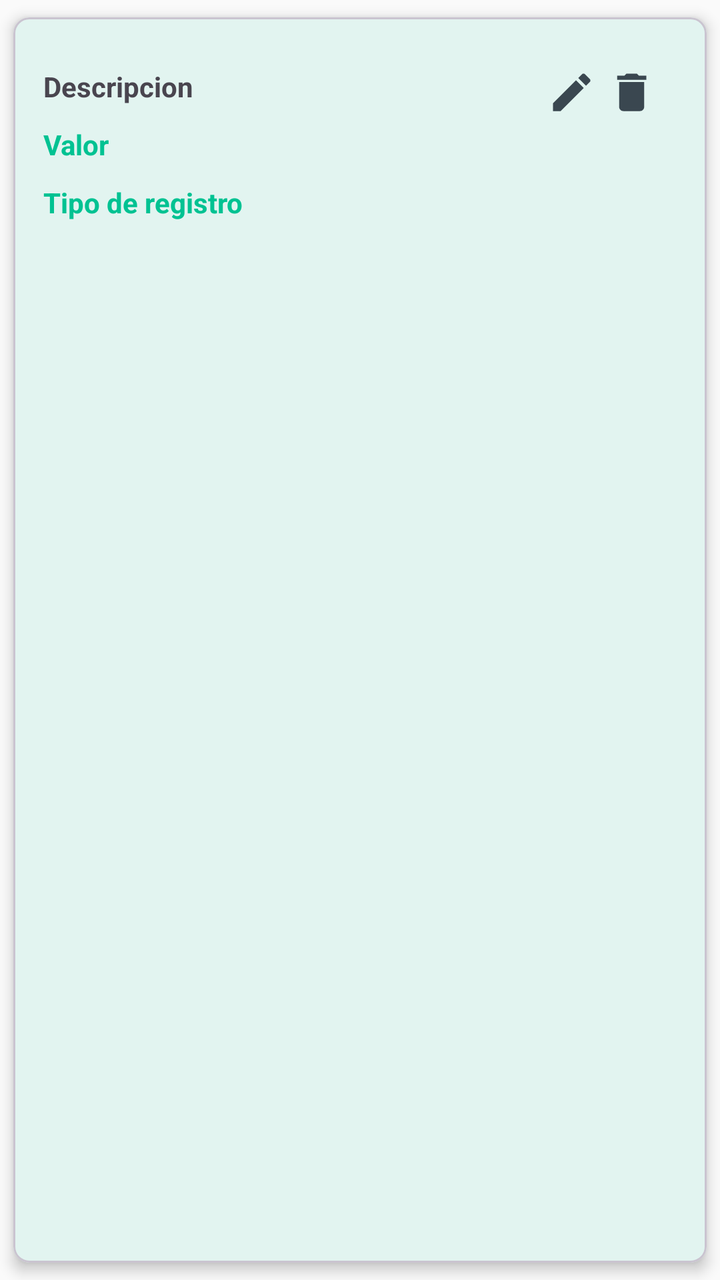
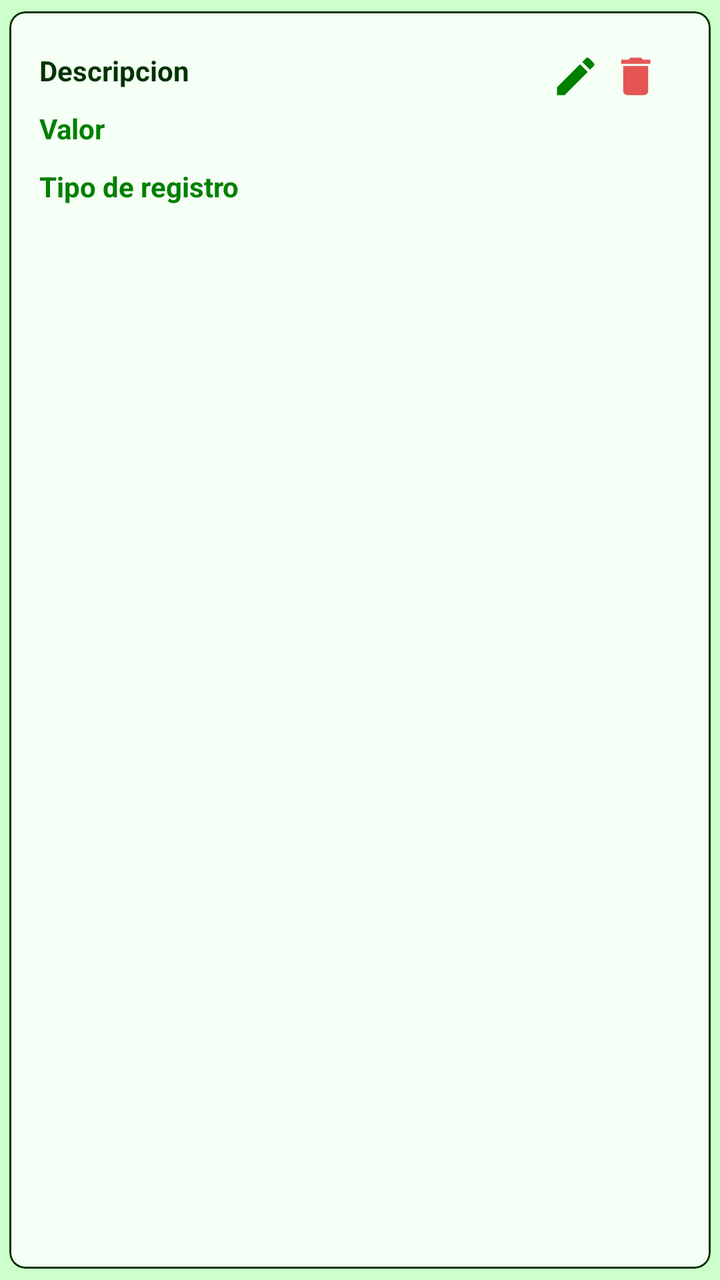

Screens rendered from an Android XML layout before and after an edit, with the pre-edit source and the edit as a unified diff.
<!-- AndroidManifest.xml: application theme Theme.MyLittleFinanControl -->
<!-- res/layout/item_movimiento.xml -->
<?xml version="1.0" encoding="utf-8"?>
<com.google.android.material.card.MaterialCardView
    xmlns:android="http://schemas.android.com/apk/res/android"
    android:layout_width="match_parent"
    android:layout_height="wrap_content"
    xmlns:app="http://schemas.android.com/apk/res-auto"
    app:cardCornerRadius="8dp"
    app:cardElevation="4dp"
    app:cardUseCompatPadding="true">

    <androidx.appcompat.widget.LinearLayoutCompat
        android:layout_width="match_parent"
        android:layout_height="wrap_content"
        android:orientation="vertical"
        android:padding="15dp">

        <RelativeLayout
            android:layout_width="match_parent"
            android:layout_height="wrap_content"
            android:orientation="horizontal"
            android:layout_marginTop="10dp">

            <TextView
                android:id="@+id/item_descripcion"
                android:text="@string/item_descripcion"
                android:textStyle="bold"
                android:layout_marginBottom="10dp"
                android:layout_width="wrap_content"
                android:layout_height="wrap_content"/>

            <ImageView
                android:id="@+id/ivActualizar"
                android:layout_alignParentEnd="true"
                android:src="@drawable/ic_edit"
                app:tint="@color/secondary"
                android:layout_marginEnd="40dp"
                android:layout_width="25dp"
                android:layout_height="25dp"/>

            <ImageView
                android:id="@+id/ivEliminarMov"
                android:layout_alignParentEnd="true"
                android:src="@drawable/ic_delete"
                android:layout_marginEnd="10dp"
                app:tint="@color/secondary"
                android:layout_width="25dp"
                android:layout_height="25dp" />

        </RelativeLayout>

        <TextView
            android:id="@+id/item_valor"
            android:text="@string/item_valor"
            android:textStyle="bold"
            android:layout_marginBottom="10dp"
            android:layout_width="wrap_content"
            android:layout_height="wrap_content"
            android:textColor="@color/primary"/>

        <TextView
            android:id="@+id/item_tipo"
            android:text="@string/item_tipo"
            android:textStyle="bold"
            android:layout_width="wrap_content"
            android:layout_height="wrap_content"
            android:textColor="@color/primary"/>

    </androidx.appcompat.widget.LinearLayoutCompat>

</com.google.android.material.card.MaterialCardView>
<!-- resources referenced by this layout -->
<resources>
  <color name="primary">#00C292</color>
  <color name="secondary">#3A4750</color>
  <!-- drawable ic_delete (drawable) -->
  <vector xmlns:android="http://schemas.android.com/apk/res/android" android:autoMirrored="true" android:height="24dp" android:tint="#1F4F98" android:viewportHeight="24" android:viewportWidth="24" android:width="24dp">
        
      <path android:fillColor="@android:color/white" android:pathData="M6,19c0,1.1 0.9,2 2,2h8c1.1,0 2,-0.9 2,-2V7H6v12zM19,4h-3.5l-1,-1h-5l-1,1H5v2h14V4z"/>
      
  </vector>
  <!-- drawable ic_edit (drawable) -->
  <vector xmlns:android="http://schemas.android.com/apk/res/android" android:autoMirrored="true" android:height="24dp" android:tint="#1F4F98" android:viewportHeight="24" android:viewportWidth="24" android:width="24dp">
        
      <path android:fillColor="@android:color/white" android:pathData="M3,17.25V21h3.75L17.81,9.94l-3.75,-3.75L3,17.25zM20.71,7.04c0.39,-0.39 0.39,-1.02 0,-1.41l-2.34,-2.34c-0.39,-0.39 -1.02,-0.39 -1.41,0l-1.83,1.83 3.75,3.75 1.83,-1.83z"/>
      
  </vector>
  <string name="item_descripcion">Descripcion</string>
  <string name="item_tipo">Tipo de registro</string>
  <string name="item_valor">Valor</string>
  <style name="Theme.MyLittleFinanControl" parent="Base.Theme.MyLittleFinanControl" />
  <style name="Base.Theme.MyLittleFinanControl" parent="Theme.Material3.DayNight.NoActionBar">
          
          <item name="colorPrimary">@color/primary</item>
          <item name="colorOnPrimary">@color/white</item>
          <item name="colorSecondary">@color/secondary</item>
          <item name="colorOnSecondary">@color/white</item>
          
          
          <item name="android:windowBackground">@color/background_light</item>
          <item name="colorSurface">@color/background_light</item>
          
          
          <item name="colorError">@color/accent_alerta</item>
          
          
          <item name="android:statusBarColor">@color/background_light</item>
          <item name="android:windowLightStatusBar">true</item>
      </style>
  <color name="white">#FFFFFFFF</color>
  <color name="background_light">#FAFAFA</color>
  <color name="accent_alerta">#E55555</color>
</resources>

<!-- the commit's change to res/layout/item_movimiento.xml (unified diff, before → after) -->
@@ -5,8 +5,11 @@
     android:layout_height="wrap_content"
     xmlns:app="http://schemas.android.com/apk/res-auto"
     app:cardCornerRadius="8dp"
-    app:cardElevation="4dp"
-    app:cardUseCompatPadding="true">
+    app:cardElevation="0dp"
+    app:cardUseCompatPadding="true"
+    app:cardBackgroundColor="#CCFFFFFF"
+    app:strokeWidth="1dp"
+    app:strokeColor="@color/black">
 
     <androidx.appcompat.widget.LinearLayoutCompat
         android:layout_width="match_parent"
@@ -18,13 +21,14 @@
             android:layout_width="match_parent"
             android:layout_height="wrap_content"
             android:orientation="horizontal"
-            android:layout_marginTop="10dp">
+            android:layout_marginTop="5dp">
 
             <TextView
                 android:id="@+id/item_descripcion"
                 android:text="@string/item_descripcion"
                 android:textStyle="bold"
                 android:layout_marginBottom="10dp"
+                android:textColor="@color/black"
                 android:layout_width="wrap_content"
                 android:layout_height="wrap_content"/>
 
@@ -32,7 +36,7 @@
                 android:id="@+id/ivActualizar"
                 android:layout_alignParentEnd="true"
                 android:src="@drawable/ic_edit"
-                app:tint="@color/secondary"
+                app:tint="@color/primary"
                 android:layout_marginEnd="40dp"
                 android:layout_width="25dp"
                 android:layout_height="25dp"/>
@@ -42,7 +46,7 @@
                 android:layout_alignParentEnd="true"
                 android:src="@drawable/ic_delete"
                 android:layout_marginEnd="10dp"
-                app:tint="@color/secondary"
+                app:tint="@color/accent_alerta"
                 android:layout_width="25dp"
                 android:layout_height="25dp" />
 
<!-- resource entries referenced after the edit -->
@@ -1,7 +1,7 @@
 <!-- resources referenced by this layout -->
 <resources>
-  <color name="primary">#00C292</color>
-  <color name="secondary">#3A4750</color>
+  <color name="primary">#008000</color>
+  <color name="secondary">#33FF00</color>
   <!-- drawable ic_delete (drawable) -->
   <vector xmlns:android="http://schemas.android.com/apk/res/android" android:autoMirrored="true" android:height="24dp" android:tint="#1F4F98" android:viewportHeight="24" android:viewportWidth="24" android:width="24dp">
         
@@ -36,8 +36,9 @@
           <item name="android:statusBarColor">@color/background_light</item>
           <item name="android:windowLightStatusBar">true</item>
       </style>
-  <color name="white">#FFFFFFFF</color>
-  <color name="background_light">#FAFAFA</color>
+  <color name="white">#CCFFCC</color>
+  <color name="background_light">#CCFFCC</color>
   <color name="accent_alerta">#E55555</color>
+  <color name="black">#003300</color>
 </resources>
 
